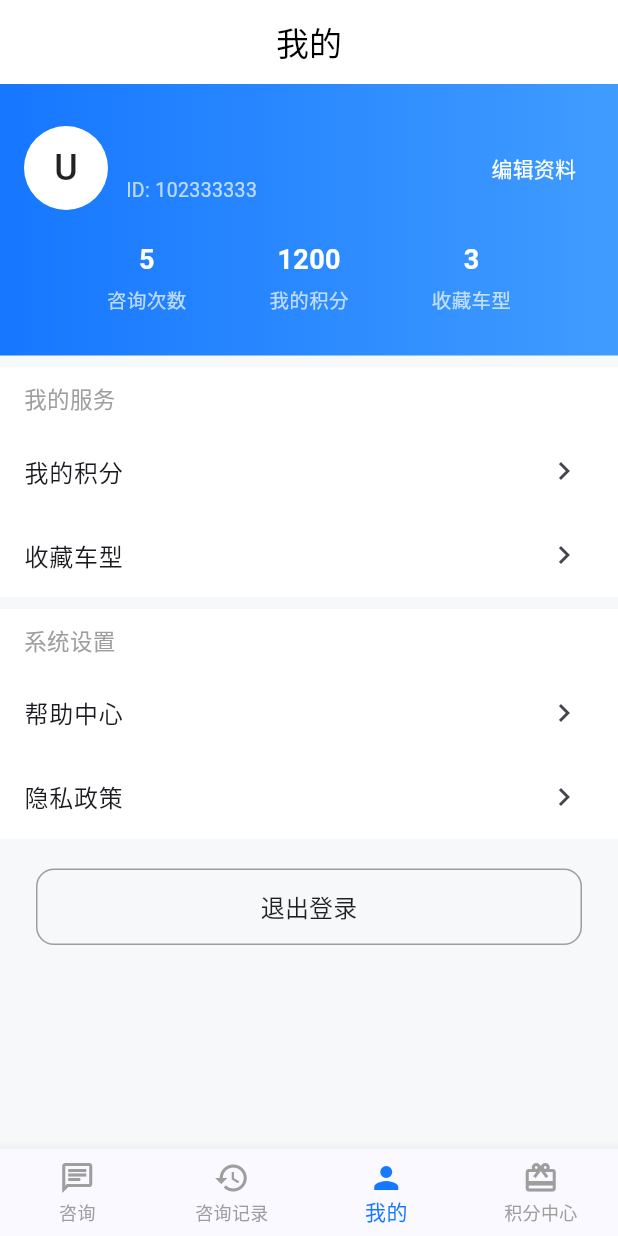
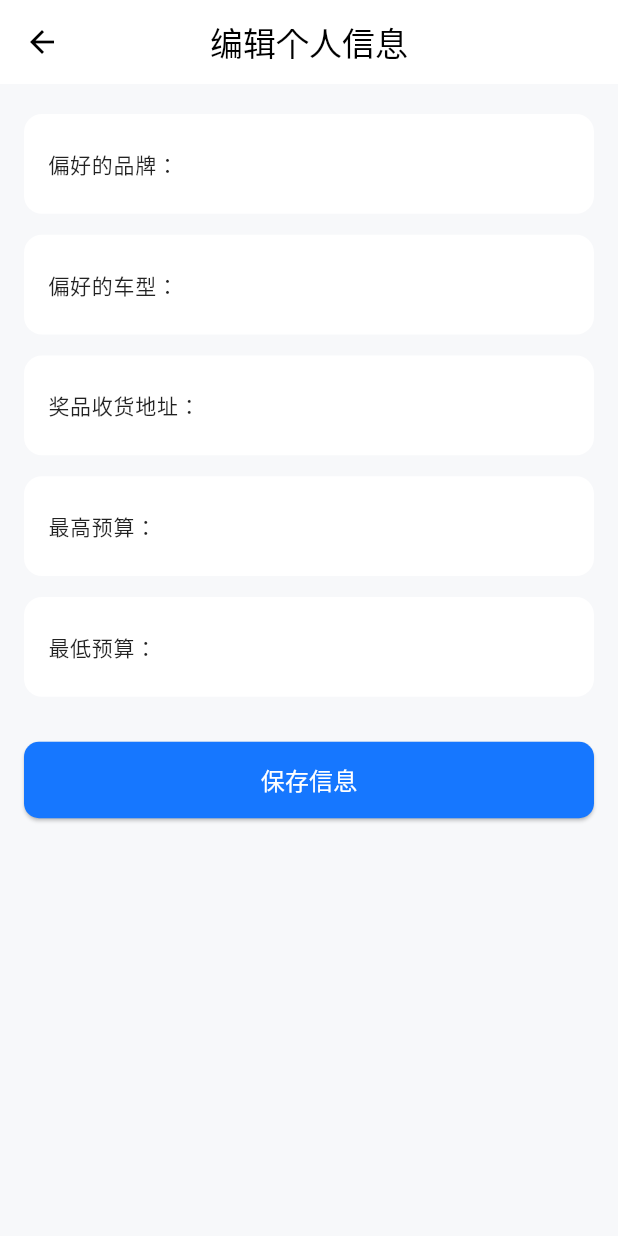
Before and after one commit to shubin45410292/car_buying_advice, a Flutter app: the MainLayout screen opened directly, item 3 of the bottom bar chosen, after a tap on "编辑资料", on a phone screen of 412 x 824 dp. Run offline on Flutter 3.47's test engine with Material 3 defaults, Android fonts, the light colour scheme and no system bars; our stand-ins replace shared_preferences; accounts and stored records are empty; network calls fail.

Commit message:
我的里两个跳转页面，编辑资料和收藏车型，积分中心创建了页面结构

```diff
--- a/lib/main.dart
+++ b/lib/main.dart
@@ -4,7 +4,6 @@
 import 'pages/chat_page.dart';
 import 'pages/profile_page.dart';
 import 'pages/points_page.dart';
-
 
 void main() {
   runApp(const CarBuyingAdviceApp());
@@ -27,41 +26,66 @@
         useMaterial3: true,
         fontFamily: 'sans-serif',
       ),
-      home: const LoginPage(), // 默认从登录页进入
+      home: const LoginPage(), // 登录后再跳转 MainLayout
     );
   }
 }
 
 ///
-/// 登录后主界面 —— 底部导航（咨询 / 咨询记录 / 我的 / 我的积分）
+/// 登录后主界面 —— 底部导航栏结构
 ///
 class MainLayout extends StatefulWidget {
   const MainLayout({super.key});
+
+  /// ✅ 静态切换方法，用于从其他页面（如 ProfilePage）切换 Tab
+  static void switchTab(int index) {
+    final state = _MainLayoutState.instance;
+    if (state != null && state.mounted) {
+      state._switchTo(index);
+    }
+  }
 
   @override
   State<MainLayout> createState() => _MainLayoutState();
 }
 
 class _MainLayoutState extends State<MainLayout> {
+  static _MainLayoutState? instance;
   int _currentIndex = 0;
 
-  final List<Widget> _pages = [
-    const RecommendPage(), // 咨询
-    const ChatPage(),      // 咨询记录（这里你可以换成 history_page.dart）
-    const ProfilePage(),   // 我的
-    const PointsPage(),    // 积分中心（可以先建个占位页）
+  _MainLayoutState() {
+    instance = this;
+  }
+
+  /// ✅ 内部安全切换方法（修复 protected 成员警告）
+  void _switchTo(int index) {
+    if (!mounted) return;
+    setState(() => _currentIndex = index);
+  }
+
+  final List<Widget> _pages = const [
+    RecommendPage(), // 0: 车型推荐 / 咨询
+    ChatPage(),      // 1: 咨询记录
+    ProfilePage(),   // 2: 我的
+    PointsPage(),    // 3: 积分中心
   ];
 
   @override
   Widget build(BuildContext context) {
     return Scaffold(
-      body: _pages[_currentIndex],
+      // ✅ IndexedStack 保留各页状态
+      body: IndexedStack(
+        index: _currentIndex,
+        children: _pages,
+      ),
+
+      // ✅ 底部导航栏
       bottomNavigationBar: BottomNavigationBar(
         currentIndex: _currentIndex,
         type: BottomNavigationBarType.fixed,
         selectedItemColor: const Color(0xFF1677FF),
         unselectedItemColor: Colors.grey,
-        onTap: (index) => setState(() => _currentIndex = index),
+        onTap: (index) => _switchTo(index),
         items: const [
           BottomNavigationBarItem(
             icon: Icon(Icons.chat_outlined),
--- /dev/null
+++ b/lib/pages/edit_profile_page.dart
@@ -0,0 +1,101 @@
+import 'package:flutter/material.dart';
+
+class EditProfilePage extends StatefulWidget {
+  const EditProfilePage({super.key});
+
+  @override
+  State<EditProfilePage> createState() => _EditProfilePageState();
+}
+
+class _EditProfilePageState extends State<EditProfilePage> {
+  final TextEditingController brandController = TextEditingController();
+  final TextEditingController modelController = TextEditingController();
+  final TextEditingController addressController = TextEditingController();
+  final TextEditingController maxBudgetController = TextEditingController();
+  final TextEditingController minBudgetController = TextEditingController();
+
+  @override
+  Widget build(BuildContext context) {
+    return Scaffold(
+      backgroundColor: const Color(0xFFF7F8FA),
+      appBar: AppBar(
+        title: const Text('编辑个人信息'),
+        centerTitle: true,
+        elevation: 0,
+        backgroundColor: Colors.white,
+        foregroundColor: Colors.black,
+      ),
+      body: SingleChildScrollView(
+        padding: const EdgeInsets.symmetric(horizontal: 16, vertical: 20),
+        child: Column(
+          crossAxisAlignment: CrossAxisAlignment.start,
+          children: [
+            _buildTextField('偏好的品牌：', brandController),
+            const SizedBox(height: 14),
+            _buildTextField('偏好的车型：', modelController),
+            const SizedBox(height: 14),
+            _buildTextField('奖品收货地址：', addressController),
+            const SizedBox(height: 14),
+            _buildTextField('最高预算：', maxBudgetController,
+                keyboardType: TextInputType.number),
+            const SizedBox(height: 14),
+            _buildTextField('最低预算：', minBudgetController,
+                keyboardType: TextInputType.number),
+            const SizedBox(height: 30),
+            Center(
+              child: SizedBox(
+                width: double.infinity,
+                child: ElevatedButton(
+                  onPressed: _saveProfile,
+                  style: ElevatedButton.styleFrom(
+                    backgroundColor: const Color(0xFF1677FF),
+                    padding: const EdgeInsets.symmetric(vertical: 14),
+                    shape: RoundedRectangleBorder(
+                      borderRadius: BorderRadius.circular(10),
+                    ),
+                  ),
+                  child: const Text(
+                    '保存信息',
+                    style: TextStyle(fontSize: 16, color: Colors.white),
+                  ),
+                ),
+              ),
+            ),
+          ],
+        ),
+      ),
+    );
+  }
+
+  /// 保存按钮逻辑（可改为存储至 SharedPreferences 或发请求）
+  void _saveProfile() {
+    ScaffoldMessenger.of(context).showSnackBar(
+      const SnackBar(content: Text('个人信息已保存')),
+    );
+    Navigator.pop(context); // 返回“我的”页面
+  }
+
+  /// 通用输入框
+  Widget _buildTextField(
+    String label,
+    TextEditingController controller, {
+    TextInputType keyboardType = TextInputType.text,
+  }) {
+    return Container(
+      decoration: BoxDecoration(
+        color: Colors.white,
+        borderRadius: BorderRadius.circular(12),
+      ),
+      padding: const EdgeInsets.symmetric(horizontal: 16, vertical: 6),
+      child: TextField(
+        controller: controller,
+        keyboardType: keyboardType,
+        decoration: InputDecoration(
+          labelText: label,
+          labelStyle: const TextStyle(color: Colors.black87, fontSize: 14),
+          border: InputBorder.none,
+        ),
+      ),
+    );
+  }
+}
--- a/lib/pages/profile_page.dart
+++ b/lib/pages/profile_page.dart
@@ -1,7 +1,9 @@
 import 'package:flutter/material.dart';
 import 'package:shared_preferences/shared_preferences.dart';
 import '../pages/login_page.dart';
-import '../pages/points_page.dart'; // ✅ 新增导入
+import '../pages/favorite_cars_page.dart';
+import '../pages/edit_profile_page.dart';
+import '../main.dart'; // ✅ 用于 MainLayout.switchTab()
 
 class ProfilePage extends StatefulWidget {
   const ProfilePage({super.key});
@@ -59,8 +61,57 @@ class _ProfilePageState extends State<ProfilePage> {
       body: ListView(
         padding: EdgeInsets.zero,
         children: [
-          // 顶部蓝色信息卡片
-          Container(
+          _buildHeader(context),
+          const SizedBox(height: 8),
+          _buildSectionHeader('我的服务'),
+
+          // ✅ 点击“我的积分”直接切换到底部导航栏的积分中心
+          _buildListItem(
+            title: '我的积分',
+            onTap: () => MainLayout.switchTab(3),
+          ),
+
+          _buildListItem(
+            title: '收藏车型',
+            onTap: () => Navigator.push(
+              context,
+              MaterialPageRoute(builder: (_) => const FavoriteCarsPage()),
+            ),
+          ),
+
+          const SizedBox(height: 8),
+          _buildSectionHeader('系统设置'),
+
+          _buildListItem(title: '帮助中心'),
+          _buildListItem(title: '隐私政策'),
+
+          const SizedBox(height: 20),
+          Padding(
+            padding: const EdgeInsets.symmetric(horizontal: 24),
+            child: OutlinedButton(
+              onPressed: _logout,
+              style: OutlinedButton.styleFrom(
+                side: const BorderSide(color: Colors.grey),
+                padding: const EdgeInsets.symmetric(vertical: 14),
+                shape: RoundedRectangleBorder(
+                  borderRadius: BorderRadius.circular(12),
+                ),
+              ),
+              child: const Text(
+                '退出登录',
+                style: TextStyle(fontSize: 16, color: Colors.black87),
+              ),
+            ),
+          ),
+          const SizedBox(height: 40),
+        ],
+      ),
+    );
+  }
+
+  // 顶部蓝色信息卡片 + 右上角“编辑资料”按钮
+  Widget _buildHeader(BuildContext context) {
+    return Container(
       padding: const EdgeInsets.symmetric(vertical: 28, horizontal: 16),
       decoration: const BoxDecoration(
         gradient: LinearGradient(
@@ -105,11 +156,13 @@ class _ProfilePageState extends State<ProfilePage> {
                 ),
               ),
               TextButton(
-                      onPressed: () {},
-                      child: const Text(
-                        '编辑资料',
-                        style: TextStyle(color: Colors.white),
-                      ),
+                onPressed: () {
+                  Navigator.push(
+                    context,
+                    MaterialPageRoute(builder: (_) => const EditProfilePage()),
+                  );
+                },
+                child: const Text('编辑资料', style: TextStyle(color: Colors.white)),
               ),
             ],
           ),
@@ -118,56 +171,22 @@ class _ProfilePageState extends State<ProfilePage> {
             mainAxisAlignment: MainAxisAlignment.spaceEvenly,
             children: [
               _buildStatItem('咨询次数', consultCount.toString()),
-                    _buildStatItem('我的积分', points.toString()),
-                    _buildStatItem('收藏车型', favoriteCount.toString()),
-                  ],
+
+              // ✅ 点击积分数字也切换到底部“积分中心”
+              GestureDetector(
+                onTap: () => MainLayout.switchTab(3),
+                child: _buildStatItem('我的积分', points.toString()),
+              ),
+
+              GestureDetector(
+                onTap: () => Navigator.push(
+                  context,
+                  MaterialPageRoute(builder: (_) => const FavoriteCarsPage()),
+                ),
+                child: _buildStatItem('收藏车型', favoriteCount.toString()),
               ),
             ],
           ),
-          ),
-
-          // 我的服务
-          const SizedBox(height: 8),
-          _buildSectionHeader('我的服务'),
-
-          // ✅ 点击跳转积分中心
-          _buildListItem(
-            title: '我的积分',
-            onTap: () {
-              Navigator.push(
-                context,
-                MaterialPageRoute(builder: (_) => const PointsPage()),
-              );
-            },
-          ),
-
-          _buildListItem(title: '收藏车型'),
-
-          // 系统设置
-          const SizedBox(height: 8),
-          _buildSectionHeader('系统设置'),
-          _buildListItem(title: '帮助中心'),
-          _buildListItem(title: '隐私政策'),
-
-          const SizedBox(height: 20),
-          Padding(
-            padding: const EdgeInsets.symmetric(horizontal: 24),
-            child: OutlinedButton(
-              onPressed: _logout,
-              style: OutlinedButton.styleFrom(
-                side: const BorderSide(color: Colors.grey),
-                padding: const EdgeInsets.symmetric(vertical: 14),
-                shape: RoundedRectangleBorder(
-                  borderRadius: BorderRadius.circular(12),
-                ),
-              ),
-              child: const Text(
-                '退出登录',
-                style: TextStyle(fontSize: 16, color: Colors.black87),
-              ),
-            ),
-          ),
-          const SizedBox(height: 40),
         ],
       ),
     );
```
Also changed, not shown: lib/pages/exchange_gift_page.dart (added, +62 -0 lines), lib/pages/exchange_history_page.dart (added, +71 -0 lines), lib/pages/favorite_cars_page.dart (added, +201 -0 lines). Lines whose indentation alone changed are shown as unchanged.
